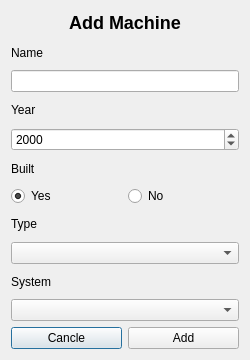
Indexu/Verklegt_Namskeid, file Verklegt_Namskeid-Skil3/Verklegt_Namskeid-Skil3/addmachinedialog.ui: the form before one commit.
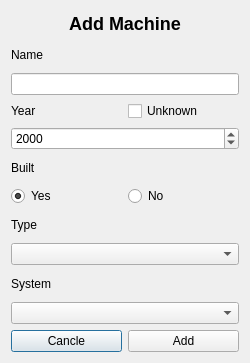
The form after the commit.

Commit message: Added Unknown Year checkbox to adding machine process

```diff
--- a/Verklegt_Namskeid-Skil3/Verklegt_Namskeid-Skil3/addmachinedialog.ui
+++ b/Verklegt_Namskeid-Skil3/Verklegt_Namskeid-Skil3/addmachinedialog.ui
@@ -7,7 +7,7 @@
     <x>0</x>
     <y>0</y>
     <width>250</width>
-    <height>360</height>
+    <height>363</height>
    </rect>
   </property>
   <property name="windowTitle">
@@ -35,11 +35,22 @@
     <widget class="QLineEdit" name="nameField"/>
    </item>
    <item>
+    <layout class="QHBoxLayout" name="horizontalLayout_3">
+     <item>
     <widget class="QLabel" name="label_2">
      <property name="text">
       <string>Year</string>
      </property>
     </widget>
+     </item>
+     <item>
+      <widget class="QCheckBox" name="yearUnknownCheckbox">
+       <property name="text">
+        <string>Unknown</string>
+       </property>
+      </widget>
+     </item>
+    </layout>
    </item>
    <item>
     <widget class="QDateEdit" name="yearEdit">
```
Lines whose indentation alone changed are shown as unchanged. The commit also changes 3 other files.
